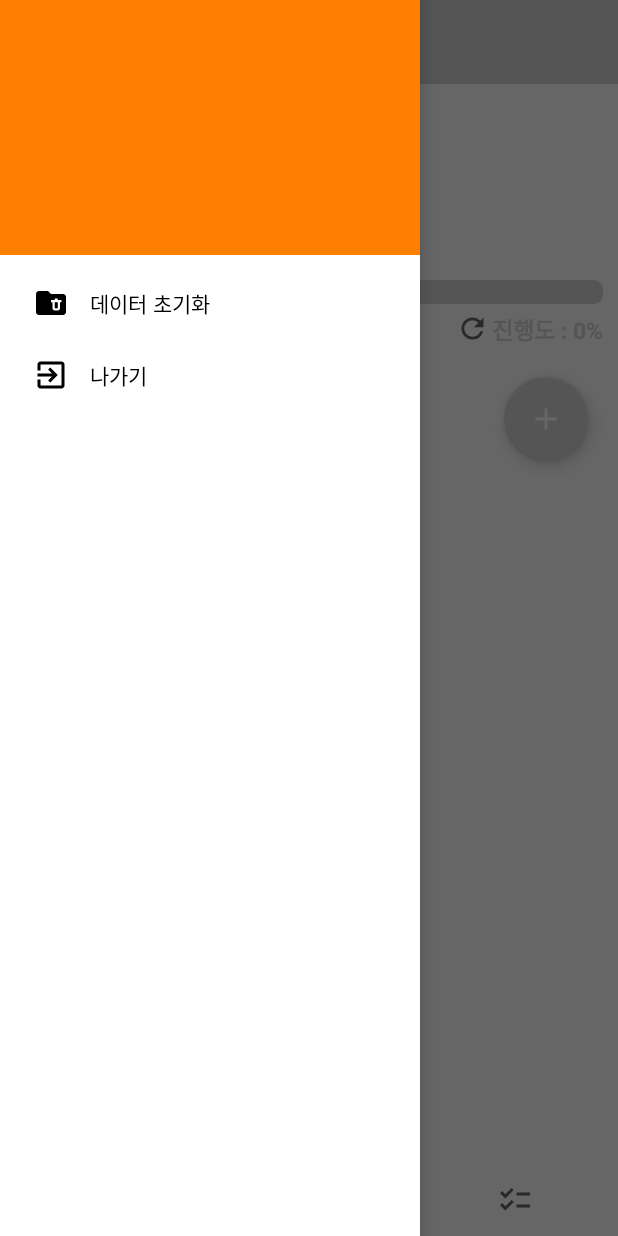
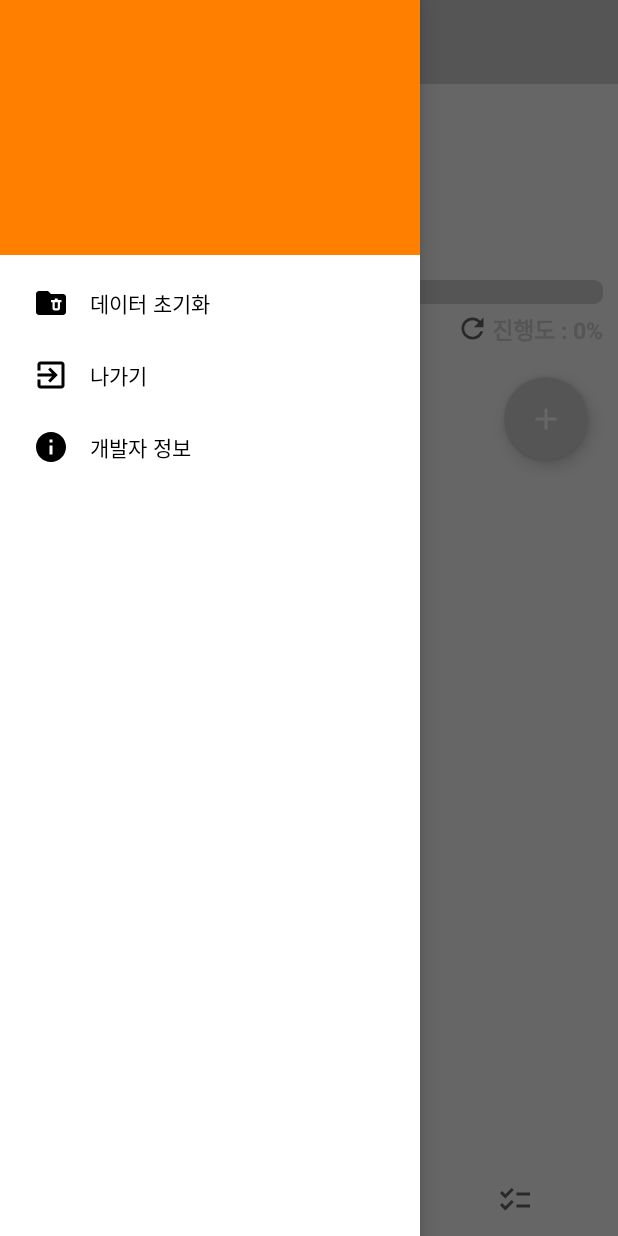
Before and after one commit to rnqhqaltjs/Whatareyouupto, an Android app: the MainActivity screen opened directly, with no data from a screen before it, with the side drawer open, on a phone screen of 412 x 824 dp. Run offline under Robolectric (Android 15) with nearby library versions, the phone set to English and light mode, and no system bars.

Commit message:
Initial commit

```diff
--- /dev/null
+++ b/app/src/main/res/drawable/ic_baseline_info_24.xml
@@ -0,0 +1,10 @@
+<vector xmlns:android="http://schemas.android.com/apk/res/android"
+    android:width="24dp"
+    android:height="24dp"
+    android:viewportWidth="24"
+    android:viewportHeight="24"
+    android:tint="?attr/colorControlNormal">
+  <path
+      android:fillColor="@android:color/white"
+      android:pathData="M12,2C6.48,2 2,6.48 2,12s4.48,10 10,10 10,-4.48 10,-10S17.52,2 12,2zM13,17h-2v-6h2v6zM13,9h-2L11,7h2v2z"/>
+</vector>
--- a/app/src/main/res/menu/main_menu.xml
+++ b/app/src/main/res/menu/main_menu.xml
@@ -13,5 +13,10 @@
         android:title="나가기"
         android:icon="@drawable/exit"/>
 
+    <item
+        android:id="@+id/item_info"
+        android:title="개발자 정보"
+        android:icon="@drawable/ic_baseline_info_24"/>
+
 
 </menu>
```
Also changed, not shown: app/src/main/AndroidManifest.xml (+5 -4 lines), app/src/main/java/com/example/whatareyouupto/Intro/IntroActivity.kt (added, +36 -0 lines), app/src/main/java/com/example/whatareyouupto/MainActivity.kt (+9 -0 lines), app/src/main/res/layout/activity_intro.xml (added, +52 -0 lines).
